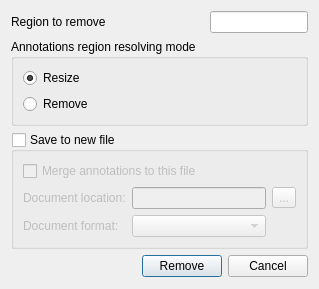
First picture: the form in src/corelibs/U2Gui/src/util/ui/RemovePartFromSequenceDialog.ui, repository dualword/ugene-qt4, before the edit.
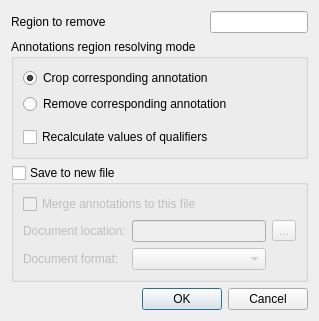
Second picture: the form after the edit.

```diff
--- a/src/corelibs/U2Gui/src/util/ui/RemovePartFromSequenceDialog.ui
+++ b/src/corelibs/U2Gui/src/util/ui/RemovePartFromSequenceDialog.ui
@@ -7,9 +7,27 @@
     <x>0</x>
     <y>0</y>
     <width>319</width>
-    <height>277</height>
+    <height>289</height>
    </rect>
   </property>
+  <property name="sizePolicy">
+   <sizepolicy hsizetype="Preferred" vsizetype="Preferred">
+    <horstretch>0</horstretch>
+    <verstretch>0</verstretch>
+   </sizepolicy>
+  </property>
+  <property name="minimumSize">
+   <size>
+    <width>0</width>
+    <height>0</height>
+   </size>
+  </property>
+  <property name="maximumSize">
+   <size>
+    <width>16777215</width>
+    <height>16777215</height>
+   </size>
+  </property>
   <property name="windowTitle">
    <string>Remove subsequence</string>
   </property>
@@ -41,68 +59,7 @@
      </item>
     </layout>
    </item>
-   <item row="3" column="0">
-    <layout class="QHBoxLayout" name="horizontalLayout">
-     <item>
-      <spacer name="horizontalSpacer">
-       <property name="orientation">
-        <enum>Qt::Horizontal</enum>
-       </property>
-       <property name="sizeHint" stdset="0">
-        <size>
-         <width>108</width>
-         <height>23</height>
-        </size>
-       </property>
-      </spacer>
-     </item>
-     <item>
-      <widget class="QPushButton" name="OKButton">
-       <property name="text">
-        <string>Remove</string>
-       </property>
-      </widget>
-     </item>
-     <item>
-      <widget class="QPushButton" name="cancelButton">
-       <property name="text">
-        <string>Cancel</string>
-       </property>
-      </widget>
-     </item>
-    </layout>
-   </item>
-   <item row="1" column="0">
-    <widget class="QGroupBox" name="groupBox_2">
-     <property name="title">
-      <string>Annotations region resolving mode</string>
-     </property>
-     <layout class="QHBoxLayout" name="horizontalLayout_4">
-      <item>
-       <layout class="QVBoxLayout" name="verticalLayout">
-        <item>
-         <widget class="QRadioButton" name="resizeRB">
-          <property name="text">
-           <string>Resize</string>
-          </property>
-          <property name="checked">
-           <bool>true</bool>
-          </property>
-         </widget>
-        </item>
-        <item>
-         <widget class="QRadioButton" name="removeRB">
-          <property name="text">
-           <string>Remove</string>
-          </property>
-         </widget>
-        </item>
-       </layout>
-      </item>
-     </layout>
-    </widget>
-   </item>
-   <item row="2" column="0">
+   <item row="4" column="0">
     <widget class="QGroupBox" name="saveToAnotherBox">
      <property name="enabled">
       <bool>true</bool>
@@ -158,6 +115,56 @@
      </layout>
     </widget>
    </item>
+   <item row="5" column="0">
+    <widget class="QDialogButtonBox" name="buttonBox">
+     <property name="standardButtons">
+      <set>QDialogButtonBox::Cancel|QDialogButtonBox::Ok</set>
+     </property>
+    </widget>
+   </item>
+   <item row="1" column="0">
+    <widget class="QGroupBox" name="groupBox_2">
+     <property name="title">
+      <string>Annotations region resolving mode</string>
+     </property>
+     <layout class="QGridLayout" name="gridLayout_4">
+      <item row="0" column="0">
+       <widget class="QRadioButton" name="resizeRB">
+        <property name="text">
+         <string>Crop corresponding annotation</string>
+        </property>
+        <property name="checked">
+         <bool>true</bool>
+        </property>
+       </widget>
+      </item>
+      <item row="1" column="0">
+       <widget class="QRadioButton" name="removeRB">
+        <property name="text">
+         <string>Remove corresponding annotation</string>
+        </property>
+       </widget>
+      </item>
+      <item row="2" column="0">
+       <layout class="QVBoxLayout" name="verticalLayout_3">
+        <property name="topMargin">
+         <number>7</number>
+        </property>
+        <item>
+         <widget class="QCheckBox" name="recalculateQualsCheckBox">
+          <property name="text">
+           <string>Recalculate values of qualifiers</string>
+          </property>
+         </widget>
+        </item>
+       </layout>
+      </item>
+     </layout>
+     <zorder>resizeRB</zorder>
+     <zorder>removeRB</zorder>
+     <zorder>recalculateQualsCheckBox</zorder>
+    </widget>
+   </item>
   </layout>
  </widget>
  <resources/>
```
Left out of the diff: 26 changed lines with no effect on the pictures.
